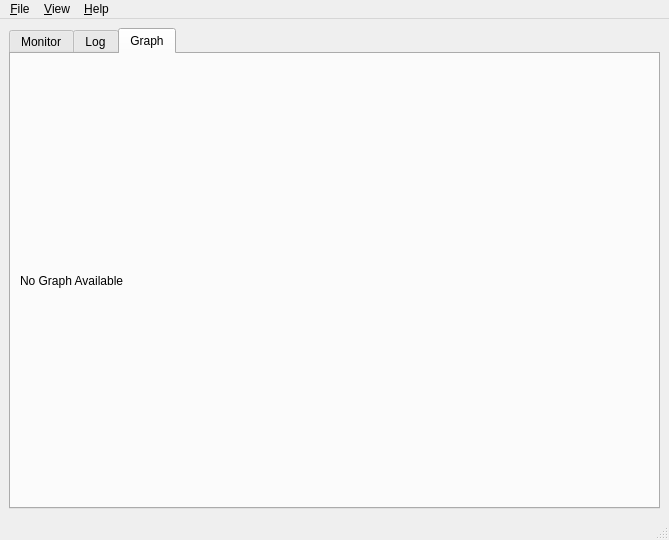
Above: src/mainwin.ui from jrenken/udp4all before the change. Below: the same form after it.
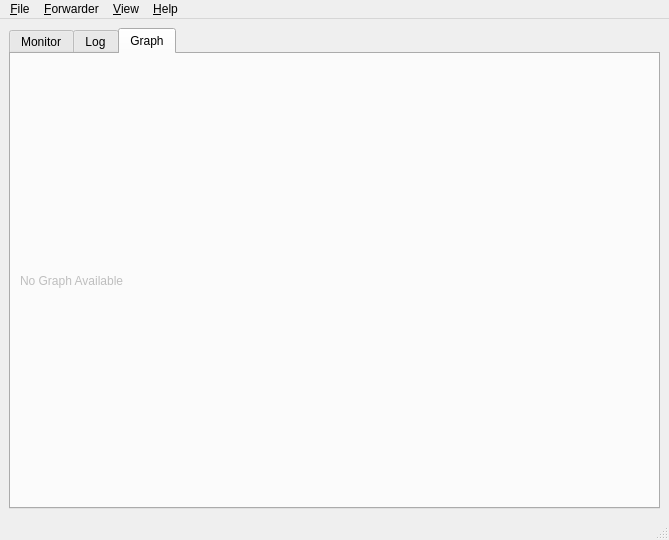
That is the form after the change. The open tabs and pages were chosen to show the change. Icons and pictures are not drawn.

Commit message: add dialog for changing forwarder properties menu entries for forwarder modification

What changed in the file:
```diff
--- a/src/mainwin.ui
+++ b/src/mainwin.ui
@@ -99,6 +99,9 @@
        </layout>
       </widget>
       <widget class="QWidget" name="tabGraph">
+       <property name="enabled">
+        <bool>false</bool>
+       </property>
        <attribute name="title">
         <string>Graph</string>
        </attribute>
@@ -122,7 +125,7 @@
      <x>0</x>
      <y>0</y>
      <width>669</width>
-     <height>24</height>
+     <height>23</height>
     </rect>
    </property>
    <widget class="QMenu" name="menuFile">
@@ -150,7 +153,16 @@
     <addaction name="actionMonitor"/>
     <addaction name="actionClear"/>
    </widget>
+   <widget class="QMenu" name="menu_Forwarder">
+    <property name="title">
+     <string>&amp;Forwarder</string>
+    </property>
+    <addaction name="actionNewForwarder"/>
+    <addaction name="actionEditForwarder"/>
+    <addaction name="actionDeleteForwarder"/>
+   </widget>
    <addaction name="menuFile"/>
+   <addaction name="menu_Forwarder"/>
    <addaction name="menu_View"/>
    <addaction name="menu_Help"/>
   </widget>
```
Left out of the diff: 15 changed lines with no effect on the pictures. The commit also changes 14 other files.
